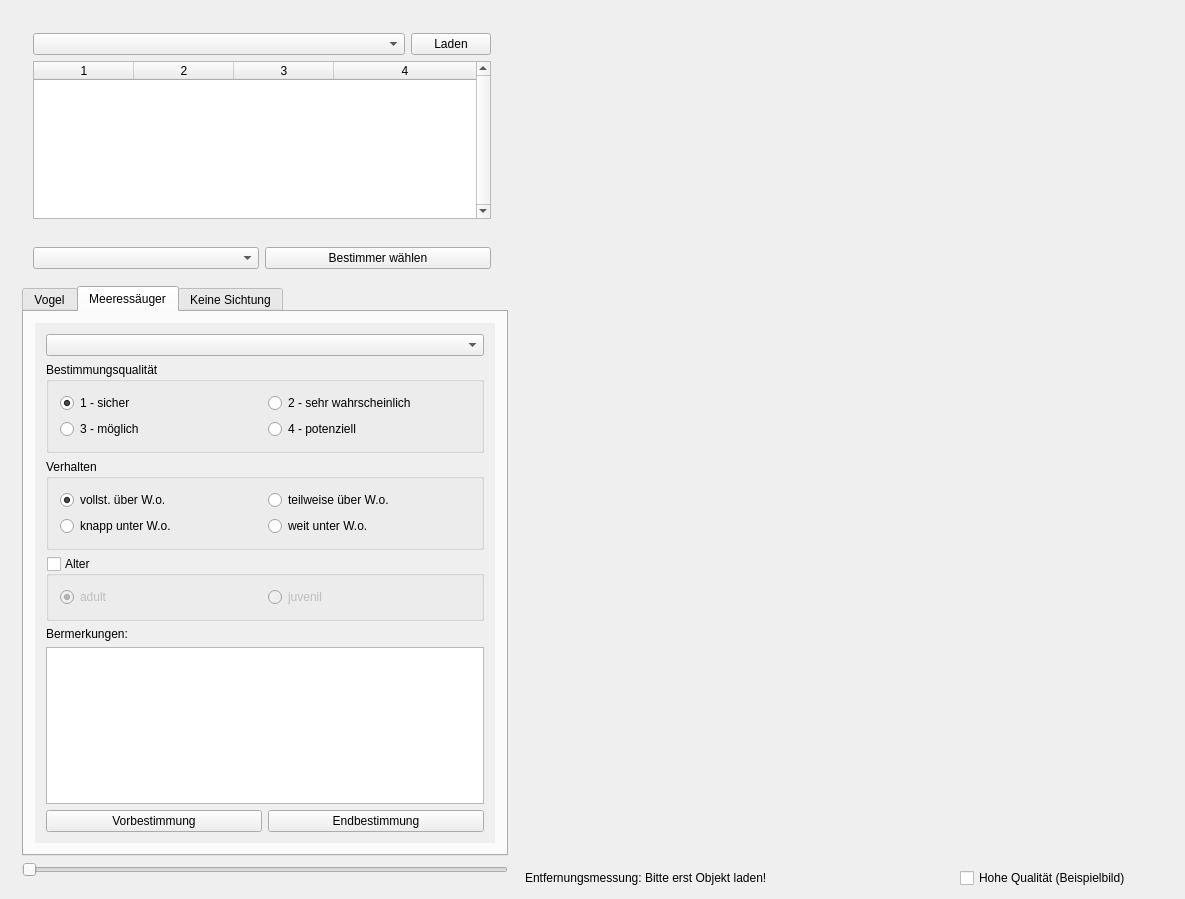
The window that mainwindow.ui (ifaoe/2014-10-Bird-View) describes before a commit, drawn with Qt 5.
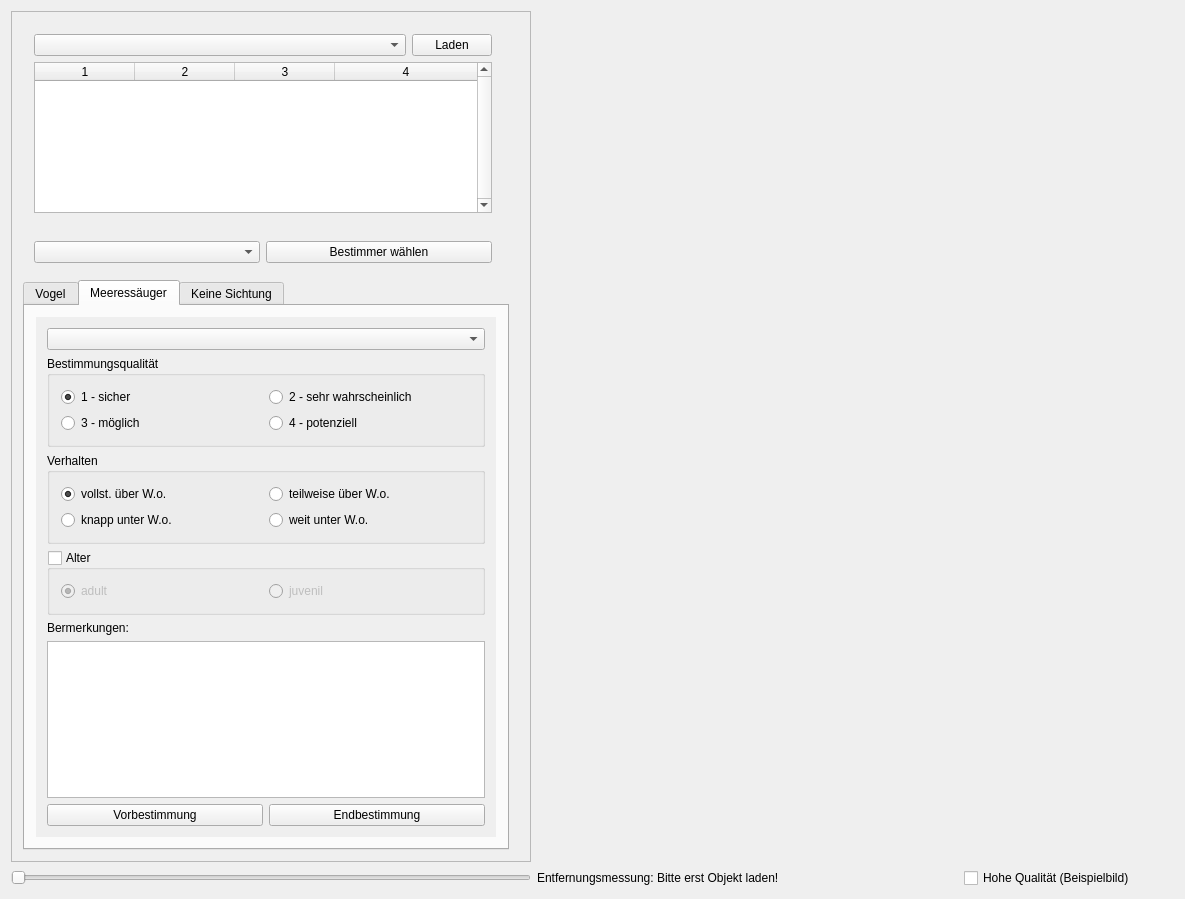
The same window after the commit. The open tabs and pages were chosen to show the change.

Commit message: Fix: Crash Nuzterauswahl bei leerer Liste. Feature: Funktionalität bei kleinerer Bildschirmauflösung.

The edit to the form file:
```diff
--- a/mainwindow.ui
+++ b/mainwindow.ui
@@ -24,7 +24,7 @@
     <enum>Qt::LeftToRight</enum>
    </property>
    <layout class="QGridLayout" name="gridLayout_3">
-    <item row="0" column="1" rowspan="5" colspan="3">
+    <item row="0" column="1" rowspan="2" colspan="3">
      <widget class="QWidget" name="wdgImg" native="true">
       <property name="sizePolicy">
        <sizepolicy hsizetype="Expanding" vsizetype="Expanding">
@@ -40,35 +40,50 @@
       </property>
      </widget>
     </item>
-    <item row="5" column="1" colspan="2">
+    <item row="2" column="1" colspan="2">
      <widget class="QLabel" name="lblMsmTool">
       <property name="text">
        <string>Entfernungsmessung: Bitte erst Objekt laden!</string>
       </property>
      </widget>
     </item>
-    <item row="5" column="3">
+    <item row="2" column="3">
      <widget class="QCheckBox" name="chbImgQuality">
       <property name="text">
        <string>Hohe Qualität (Beispielbild)</string>
       </property>
      </widget>
     </item>
-    <item row="0" column="0" rowspan="6">
-     <widget class="QFrame" name="frmMenu">
+    <item row="0" column="0" rowspan="2">
+     <widget class="QScrollArea" name="scrollArea">
       <property name="sizePolicy">
        <sizepolicy hsizetype="Fixed" vsizetype="Expanding">
         <horstretch>0</horstretch>
         <verstretch>0</verstretch>
        </sizepolicy>
       </property>
-      <property name="frameShape">
-       <enum>QFrame::NoFrame</enum>
+      <property name="minimumSize">
+       <size>
+        <width>520</width>
+        <height>0</height>
+       </size>
       </property>
-      <property name="frameShadow">
-       <enum>QFrame::Plain</enum>
+      <property name="horizontalScrollBarPolicy">
+       <enum>Qt::ScrollBarAlwaysOff</enum>
       </property>
-      <layout class="QVBoxLayout" name="verticalLayout_3">
+      <property name="widgetResizable">
+       <bool>true</bool>
+      </property>
+      <widget class="QWidget" name="scrollAreaWidgetContents">
+       <property name="geometry">
+        <rect>
+         <x>0</x>
+         <y>0</y>
+         <width>518</width>
+         <height>852</height>
+        </rect>
+       </property>
+       <layout class="QVBoxLayout" name="verticalLayout">
        <item>
         <widget class="QFrame" name="frmSession">
          <property name="sizePolicy">
@@ -669,8 +684,8 @@
                <rect>
                 <x>0</x>
                 <y>0</y>
-                <width>327</width>
-                <height>350</height>
+                 <width>460</width>
+                 <height>521</height>
                </rect>
               </property>
               <property name="sizePolicy">
@@ -1055,14 +1070,27 @@
          </widget>
         </widget>
        </item>
-       <item>
+       </layout>
+      </widget>
+     </widget>
+    </item>
+    <item row="2" column="0">
         <widget class="QSlider" name="sldBrightness">
+      <property name="sizePolicy">
+       <sizepolicy hsizetype="Fixed" vsizetype="Fixed">
+        <horstretch>0</horstretch>
+        <verstretch>0</verstretch>
+       </sizepolicy>
+      </property>
+      <property name="minimumSize">
+       <size>
+        <width>520</width>
+        <height>0</height>
+       </size>
+      </property>
          <property name="orientation">
           <enum>Qt::Horizontal</enum>
          </property>
-        </widget>
-       </item>
-      </layout>
      </widget>
     </item>
    </layout>
```
Left out of the diff: 4 changed lines with no effect on the pictures. Lines whose indentation alone changed are shown as unchanged. The commit also changes 1 other file.
